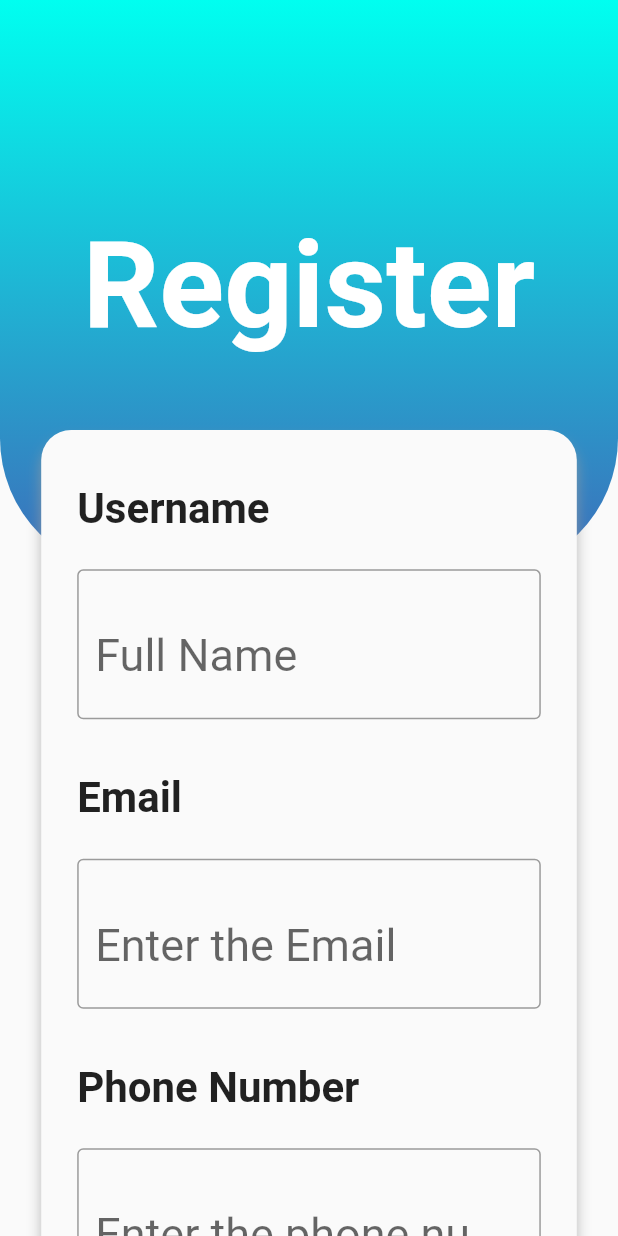
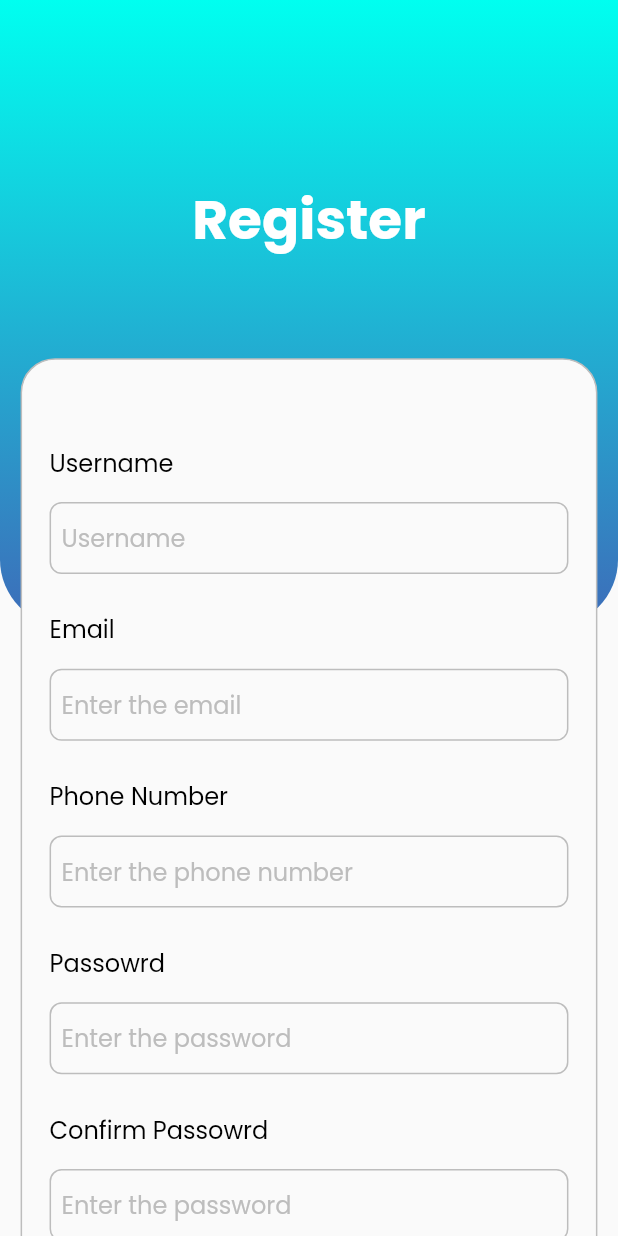
Before and after one commit to Final-Project-Kelompok-1/e_commerce, a Flutter app: the RegisterScreen screen opened directly, on a phone screen of 412 x 824 dp. Run offline on Flutter 3.47's test engine with Material 2 defaults, Android fonts, the phone set to English and light mode, and no system bars; our stand-ins replace equatable, flutter_bloc, flutter_screenutil, flutter_svg, google_fonts.

Commit message:
fix overflow register screen

```diff
--- a/lib/main.dart
+++ b/lib/main.dart
@@ -1,6 +1,5 @@
 import 'package:e_commerce/states/providers/botnavbar/botnavbar_provider.dart';
 import 'package:e_commerce/views/splash/splash_screen.dart';
-import 'package:e_commerce/views/widgets/botnavbar.dart';
 import 'package:flutter/material.dart';
 import 'package:flutter_screenutil/flutter_screenutil.dart';
 import 'package:provider/provider.dart';
--- a/lib/views/auth/login_screen.dart
+++ b/lib/views/auth/login_screen.dart
@@ -1,3 +1,5 @@
+import 'package:e_commerce/common/navigator_fade_transition.dart';
+import 'package:e_commerce/views/auth/register_screen.dart';
 import 'package:e_commerce/views/widgets/button_widget.dart';
 import 'package:flutter/material.dart';
 import 'package:e_commerce/config/config.dart';
@@ -17,10 +19,10 @@ class LoginScreen extends StatelessWidget {
           children: [
             _header(),
             Positioned(
-              top: 240.h,
-              right: 16.w,
-              left: 16.w,
-              child: _form(width),
+              top: 230.h,
+              right: 12.w,
+              left: 12.w,
+              child: _form(width, context),
             ),
           ],
         ),
@@ -49,7 +51,7 @@ class LoginScreen extends StatelessWidget {
     );
   }
 
-  Widget _form(double width) {
+  Widget _form(double width, BuildContext context) {
     return Container(
       decoration: BoxDecoration(
         color: Colors.grey[50],
@@ -84,7 +86,13 @@ class LoginScreen extends StatelessWidget {
                           .copyWith(color: Colors.grey.shade700),
                     ),
                     TextButton(
-                      onPressed: () {},
+                      onPressed: () {
+                        Navigator.of(context).push(
+                          NavigatorFadeTransition(
+                            child: const RegisterScreen(),
+                          ),
+                        );
+                      },
                       child: Text(
                         "Register",
                         style: AppFont.paragraphMedium
@@ -108,6 +116,7 @@ class LoginScreen extends StatelessWidget {
         SizedBox(height: AppDimen.h32),
         Text("Email/Username", style: AppFont.paragraphMedium),
         SizedBox(height: AppDimen.h12),
+        //email field
         SizedBox(
           height: 45.h,
           width: width,
@@ -138,8 +147,10 @@ class LoginScreen extends StatelessWidget {
           ),
         ),
         SizedBox(height: AppDimen.h16),
+
         Text("Password", style: AppFont.paragraphMedium),
         SizedBox(height: AppDimen.h12),
+        //password field
         SizedBox(
           height: 45.h,
           width: width,
--- a/lib/views/auth/register_screen.dart
+++ b/lib/views/auth/register_screen.dart
@@ -1,37 +1,43 @@
+import 'package:e_commerce/views/widgets/button_widget.dart';
 import 'package:flutter/material.dart';
-import 'package:flutter/src/widgets/container.dart';
-import 'package:flutter/src/widgets/framework.dart';
 import 'package:e_commerce/config/config.dart';
 import 'package:flutter_screenutil/flutter_screenutil.dart';
 
-class RegisterScreen extends StatefulWidget {
+class RegisterScreen extends StatelessWidget {
   const RegisterScreen({super.key});
 
   @override
-  State<RegisterScreen> createState() => _RegisterScreenState();
-}
-
-class _RegisterScreenState extends State<RegisterScreen> {
-  bool _isObscure = true;
-  bool _isObscureConfirm = true;
-
-  @override
   Widget build(BuildContext context) {
+    final width = MediaQuery.of(context).size.width;
+    final height = MediaQuery.of(context).size.height;
     return Scaffold(
-      body: SingleChildScrollView(
+      body: SizedBox(
+        height: height,
+        child: SingleChildScrollView(
           child: Stack(
             children: [
-            _header(),
-            _register(),
+              _header(width),
+              Padding(
+                padding: EdgeInsets.symmetric(horizontal: 12.w),
+                child: Column(
+                  children: [
+                    SizedBox(height: 200.h),
+                    _form(width),
+                    SizedBox(height: AppDimen.w32)
                   ],
+                ),
+              ),
+            ],
+          ),
         ),
       ),
     );
   }
 
-  Widget _header() {
+  Widget _header(double width) {
     return Container(
-      height: 320.h,
+        height: 350.h,
+        width: width,
         decoration: const BoxDecoration(
           gradient: LinearGradient(
             begin: Alignment.topCenter,
@@ -39,277 +45,247 @@ class _RegisterScreenState extends State<RegisterScreen> {
             colors: [AppColor.mainColor, AppColor.thirdColor],
           ),
           borderRadius: BorderRadius.only(
-          bottomLeft: Radius.circular(90),
-          bottomRight: Radius.circular(90),
+            bottomLeft: Radius.circular(45),
+            bottomRight: Radius.circular(45),
           ),
         ),
-      child: Center(
+        child: Column(
+          crossAxisAlignment: CrossAxisAlignment.center,
+          children: [
+            SizedBox(height: 100.h),
+            Text(
+              'Register',
+              style: AppFont.display3.copyWith(color: Colors.white),
+            ),
+          ],
+        ));
+  }
+
+  Widget _form(double width) {
+    return Container(
+      decoration: BoxDecoration(
+        color: Colors.grey[50],
+        borderRadius: BorderRadius.all(
+          Radius.circular(20.sp),
+        ),
+        border: Border.all(color: Colors.grey.shade400),
+      ),
+      width: width,
+      child: Padding(
+        padding: EdgeInsets.all(16.sp),
+        child: SingleChildScrollView(
+          scrollDirection: Axis.vertical,
+          child: Column(
+            children: [
+              _formLogin(width),
+              SizedBox(height: AppDimen.h16),
+              ButtonWidget(
+                  buttonText: "Login",
+                  height: 45.h,
+                  width: width,
+                  onpressed: () {},
+                  radius: 5),
+              Padding(
+                padding: EdgeInsets.symmetric(horizontal: 16.w),
+                child: Row(
+                  children: [
+                    Text(
+                      "Don’t have an account?",
+                      style: AppFont.paragraphMedium
+                          .copyWith(color: Colors.grey.shade700),
+                    ),
+                    TextButton(
+                      onPressed: () {},
                       child: Text(
-          'Register',
-          textAlign: TextAlign.center,
-          style: TextStyle(
-            fontWeight: FontWeight.bold,
-            fontSize: 80,
-            color: Colors.white,
+                        "Register",
+                        style: AppFont.paragraphMedium
+                            .copyWith(color: AppColor.mainColor),
+                      ),
+                    )
+                  ],
+                ),
+              ),
+            ],
           ),
         ),
       ),
     );
   }
 
-  Widget _register() {
-    return Container(
-      child: Padding(
-        padding: EdgeInsets.symmetric(horizontal: 24.w),
-        child: Column(
+  Widget _formLogin(double width) {
+    return Column(
       crossAxisAlignment: CrossAxisAlignment.start,
       children: [
-            SizedBox(height: AppDimen.h40),
-            SizedBox(height: AppDimen.h40),
-            SizedBox(height: AppDimen.h40),
-            SizedBox(height: AppDimen.h40),
-            SizedBox(height: AppDimen.h40),
-            SizedBox(height: AppDimen.h40),
-            Container(
-              height: 725.h,
-              decoration: BoxDecoration(
-                color: Colors.grey[50],
-                borderRadius: const BorderRadius.all(
-                  Radius.circular(20),
-                ),
-                boxShadow: [
-                  BoxShadow(
-                    color: Colors.grey.withOpacity(0.7),
-                    spreadRadius: 0,
-                    blurRadius: 7,
-                    offset: const Offset(0, 7),
-                  ),
-                ],
-              ),
-              child: Column(
-                  crossAxisAlignment: CrossAxisAlignment.start,
-                  children: [
-                    SizedBox(height: AppDimen.h10),
-                    Padding(
-                        padding:
-                            EdgeInsets.symmetric(horizontal: 24, vertical: 24),
-                        child: Text(
-                          'Username',
-                          style: TextStyle(
-                            fontWeight: FontWeight.bold,
-                            fontSize: 28.0,
-                          ),
-                        )),
+        SizedBox(height: AppDimen.h32),
+        Text("Username", style: AppFont.paragraphMedium),
+        SizedBox(height: AppDimen.h12),
+        //username field
         SizedBox(
-                      child: Padding(
-                        padding:
-                            EdgeInsets.symmetric(horizontal: 24, vertical: 0),
+          height: 45.h,
+          width: width,
           child: TextField(
             decoration: InputDecoration(
-                            border: OutlineInputBorder(),
-                            hintText: 'Full Name',
+              contentPadding: const EdgeInsets.only(left: 8, top: 5, right: 8),
+              hintStyle:
+                  AppFont.paragraphMedium.copyWith(color: Colors.grey.shade400),
+              hintText: "Username",
+              filled: true,
+              border: OutlineInputBorder(
+                borderSide: BorderSide(color: Colors.grey.shade400),
+                borderRadius: BorderRadius.circular(8),
               ),
-                          style: TextStyle(
-                              fontSize: 30.0, height: 2.0, color: Colors.black),
+              focusedBorder: OutlineInputBorder(
+                borderSide: BorderSide(color: Colors.grey.shade400),
+                borderRadius: BorderRadius.circular(8),
+              ),
+              errorBorder: InputBorder.none,
+              focusedErrorBorder: InputBorder.none,
+              disabledBorder: InputBorder.none,
+              enabledBorder: OutlineInputBorder(
+                borderSide: BorderSide(color: Colors.grey.shade400),
+                borderRadius: BorderRadius.circular(8),
+              ),
+              fillColor: Colors.grey[50],
             ),
           ),
         ),
-                    SizedBox(height: AppDimen.h10),
-                    Padding(
-                        padding:
-                            EdgeInsets.symmetric(horizontal: 24, vertical: 24),
-                        child: Text(
-                          'Email',
-                          style: TextStyle(
-                            fontWeight: FontWeight.bold,
-                            fontSize: 28.0,
-                          ),
-                        )),
+        SizedBox(height: AppDimen.h16),
+
+        Text("Email", style: AppFont.paragraphMedium),
+        SizedBox(height: AppDimen.h12),
+        //email field
         SizedBox(
-                      child: Padding(
-                        padding:
-                            EdgeInsets.symmetric(horizontal: 24, vertical: 0),
+          height: 45.h,
+          width: width,
           child: TextField(
             decoration: InputDecoration(
-                            border: OutlineInputBorder(),
-                            hintText: 'Enter the Email',
+              contentPadding: const EdgeInsets.only(left: 8, top: 5, right: 8),
+              hintStyle:
+                  AppFont.paragraphMedium.copyWith(color: Colors.grey.shade400),
+              hintText: "Enter the email",
+              filled: true,
+              border: OutlineInputBorder(
+                borderSide: BorderSide(color: Colors.grey.shade400),
+                borderRadius: BorderRadius.circular(8),
               ),
-                          style: TextStyle(
-                              fontSize: 30.0, height: 2.0, color: Colors.black),
+              focusedBorder: OutlineInputBorder(
+                borderSide: BorderSide(color: Colors.grey.shade400),
+                borderRadius: BorderRadius.circular(8),
+              ),
+              errorBorder: InputBorder.none,
+              focusedErrorBorder: InputBorder.none,
+              disabledBorder: InputBorder.none,
+              enabledBorder: OutlineInputBorder(
+                borderSide: BorderSide(color: Colors.grey.shade400),
+                borderRadius: BorderRadius.circular(8),
+              ),
+              fillColor: Colors.grey[50],
             ),
           ),
         ),
-                    SizedBox(height: AppDimen.h10),
-                    Padding(
-                        padding:
-                            EdgeInsets.symmetric(horizontal: 24, vertical: 24),
-                        child: Text(
-                          'Phone Number',
-                          style: TextStyle(
-                            fontWeight: FontWeight.bold,
-                            fontSize: 28.0,
+        SizedBox(height: AppDimen.h16),
+
+        Text("Phone Number", style: AppFont.paragraphMedium),
+        SizedBox(height: AppDimen.h12),
+        //phone number field
+        SizedBox(
+          height: 45.h,
+          width: width,
+          child: TextField(
+            decoration: InputDecoration(
+              contentPadding: const EdgeInsets.only(left: 8, top: 5, right: 8),
+              hintStyle:
+                  AppFont.paragraphMedium.copyWith(color: Colors.grey.shade400),
+              hintText: "Enter the phone number",
+              filled: true,
+              border: OutlineInputBorder(
+                borderSide: BorderSide(color: Colors.grey.shade400),
+                borderRadius: BorderRadius.circular(8),
               ),
-                        )),
-                    SizedBox(
-                      child: Padding(
-                        padding:
-                            EdgeInsets.symmetric(horizontal: 24, vertical: 0),
-                        child: TextField(
-                          keyboardType: TextInputType.number,
-                          decoration: InputDecoration(
-                            border: OutlineInputBorder(),
-                            hintText: 'Enter the phone number',
+              focusedBorder: OutlineInputBorder(
+                borderSide: BorderSide(color: Colors.grey.shade400),
+                borderRadius: BorderRadius.circular(8),
               ),
-                          style: TextStyle(
-                              fontSize: 30.0, height: 2.0, color: Colors.black),
+              errorBorder: InputBorder.none,
+              focusedErrorBorder: InputBorder.none,
+              disabledBorder: InputBorder.none,
+              enabledBorder: OutlineInputBorder(
+                borderSide: BorderSide(color: Colors.grey.shade400),
+                borderRadius: BorderRadius.circular(8),
+              ),
+              fillColor: Colors.grey[50],
             ),
           ),
         ),
-                    SizedBox(height: AppDimen.h10),
-                    Padding(
-                        padding:
-                            EdgeInsets.symmetric(horizontal: 24, vertical: 24),
-                        child: Text(
-                          'Password',
-                          style: TextStyle(
-                            fontWeight: FontWeight.bold,
-                            fontSize: 28.0,
+        SizedBox(height: AppDimen.h16),
+
+        Text("Passowrd", style: AppFont.paragraphMedium),
+        SizedBox(height: AppDimen.h12),
+        //password field
+        SizedBox(
+          height: 45.h,
+          width: width,
+          child: TextField(
+            decoration: InputDecoration(
+              contentPadding: const EdgeInsets.only(left: 8, top: 5, right: 8),
+              hintStyle:
+                  AppFont.paragraphMedium.copyWith(color: Colors.grey.shade400),
+              hintText: "Enter the password",
+              filled: true,
+              border: OutlineInputBorder(
+                borderSide: BorderSide(color: Colors.grey.shade400),
+                borderRadius: BorderRadius.circular(8),
               ),
-                        )),
-                    SizedBox(
-                      child: Padding(
-                          padding:
-                              EdgeInsets.symmetric(horizontal: 24, vertical: 0),
-                          child: TextField(
-                            obscureText: _isObscure,
-                            decoration: InputDecoration(
-                                hintText: 'Enter the password',
-                                border: OutlineInputBorder(),
-                                suffixIcon: IconButton(
-                                    icon: Icon(_isObscure
-                                        ? Icons.visibility
-                                        : Icons.visibility_off),
-                                    onPressed: () {
-                                      setState(() {
-                                        _isObscure = !_isObscure;
-                                      });
-                                    })),
-                            style: TextStyle(
-                                fontSize: 30.0,
-                                height: 2.0,
-                                color: Colors.black),
-                          )),
+              focusedBorder: OutlineInputBorder(
+                borderSide: BorderSide(color: Colors.grey.shade400),
+                borderRadius: BorderRadius.circular(8),
               ),
-                    SizedBox(height: AppDimen.h10),
-                    Padding(
-                        padding:
-                            EdgeInsets.symmetric(horizontal: 24, vertical: 24),
-                        child: Text(
-                          'Confirm password',
-                          style: TextStyle(
-                            fontWeight: FontWeight.bold,
-                            fontSize: 28.0,
+              errorBorder: InputBorder.none,
+              focusedErrorBorder: InputBorder.none,
+              disabledBorder: InputBorder.none,
+              enabledBorder: OutlineInputBorder(
+                borderSide: BorderSide(color: Colors.grey.shade400),
+                borderRadius: BorderRadius.circular(8),
               ),
-                        )),
-                    SizedBox(
-                      child: Padding(
-                          padding:
-                              EdgeInsets.symmetric(horizontal: 24, vertical: 0),
-                          child: TextField(
-                            obscureText: _isObscureConfirm,
-                            decoration: InputDecoration(
-                                hintText: 'Enter the password',
-                                border: OutlineInputBorder(),
-                                suffixIcon: IconButton(
-                                    icon: Icon(_isObscure
-                                        ? Icons.visibility
-                                        : Icons.visibility_off),
-                                    onPressed: () {
-                                      setState(() {
-                                        _isObscureConfirm = !_isObscureConfirm;
-                                      });
-                                    })),
-                            style: TextStyle(
-                                fontSize: 30.0,
-                                height: 2.0,
-                                color: Colors.black),
-                          )),
-                    ),
-                    SizedBox(height: AppDimen.h30),
-                    Align(
-                      alignment: Alignment.center,
-                      child: Container(
-                          child: Column(children: [
-                        DecoratedBox(
-                            decoration: BoxDecoration(
-                                gradient: LinearGradient(colors: [
-                                  AppColor.mainColor,
-                                  AppColor.thirdColor
-                                ]),
-                                borderRadius: BorderRadius.circular(5),
-                                boxShadow: <BoxShadow>[
-                                  BoxShadow(
-                                      color: Color.fromRGBO(0, 0, 0, 0.57),
-                                      blurRadius: 5)
-                                ]),
-                            child: SizedBox(
-                                width: 580,
-                                child: ElevatedButton(
-                                    style: ElevatedButton.styleFrom(
-                                      shadowColor: Colors.transparent,
-                                      //make color or elevated button transparent
-                                    ),
-                                    onPressed: () {
-                                      print("You pressed Elevated Button");
-                                    },
-                                    child: SizedBox(
-                                      height: 80,
-                                      child: Text(
-                                        "Register",
-                                        style: TextStyle(
-                                          fontSize: 36.0,
-                                          height: 2.0,
+              fillColor: Colors.grey[50],
             ),
           ),
-                                    ))))
-                      ])),
         ),
-                    Row(
-                      mainAxisAlignment: MainAxisAlignment.center,
-                      children: [
-                        Container(
-                          child: Padding(
-                            padding: EdgeInsets.symmetric(
-                                horizontal: 10, vertical: 20),
+        SizedBox(height: AppDimen.h16),
+
+        Text("Confirm Passowrd", style: AppFont.paragraphMedium),
+        SizedBox(height: AppDimen.h12),
+        //confirm password field
+        SizedBox(
+          height: 45.h,
+          width: width,
+          child: TextField(
+            decoration: InputDecoration(
+              contentPadding: const EdgeInsets.only(left: 8, top: 5, right: 8),
+              hintStyle:
+                  AppFont.paragraphMedium.copyWith(color: Colors.grey.shade400),
+              hintText: "Enter the password",
+              filled: true,
+              border: OutlineInputBorder(
+                borderSide: BorderSide(color: Colors.grey.shade400),
+                borderRadius: BorderRadius.circular(8),
+              ),
+              focusedBorder: OutlineInputBorder(
+                borderSide: BorderSide(color: Colors.grey.shade400),
+                borderRadius: BorderRadius.circular(8),
+              ),
+              errorBorder: InputBorder.none,
+              focusedErrorBorder: InputBorder.none,
+              disabledBorder: InputBorder.none,
+              enabledBorder: OutlineInputBorder(
+                borderSide: BorderSide(color: Colors.grey.shade400),
+                borderRadius: BorderRadius.circular(8),
+              ),
+              fillColor: Colors.grey[50],
             ),
           ),
-                        Container(
-                          child: Padding(
-                              padding: EdgeInsets.symmetric(
-                                  horizontal: 10, vertical: 20),
-                              child: Text(
-                                "Already have an Account?",
-                                style: TextStyle(
-                                  fontSize: 28.0,
-                                  height: 2.0,
-                                ),
-                              )),
-                        ),
-                        Container(
-                            child: Text(
-                          "Login",
-                          style: TextStyle(
-                              fontSize: 28.0,
-                              height: 2.0,
-                              color: Color.fromARGB(255, 24, 218, 239)),
-                        )),
-                      ],
-                    ),
-                  ]),
         ),
       ],
-        ),
-      ),
     );
   }
 }
```
Lines whose indentation alone changed are shown as unchanged.
